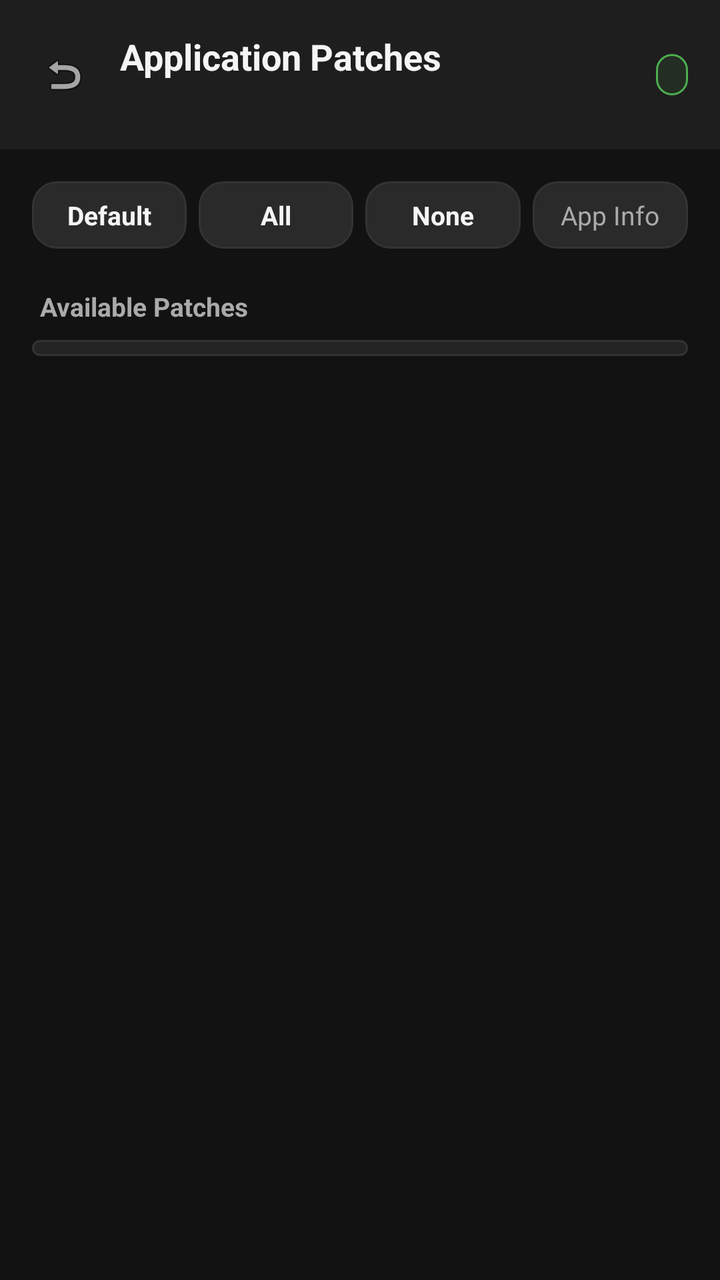
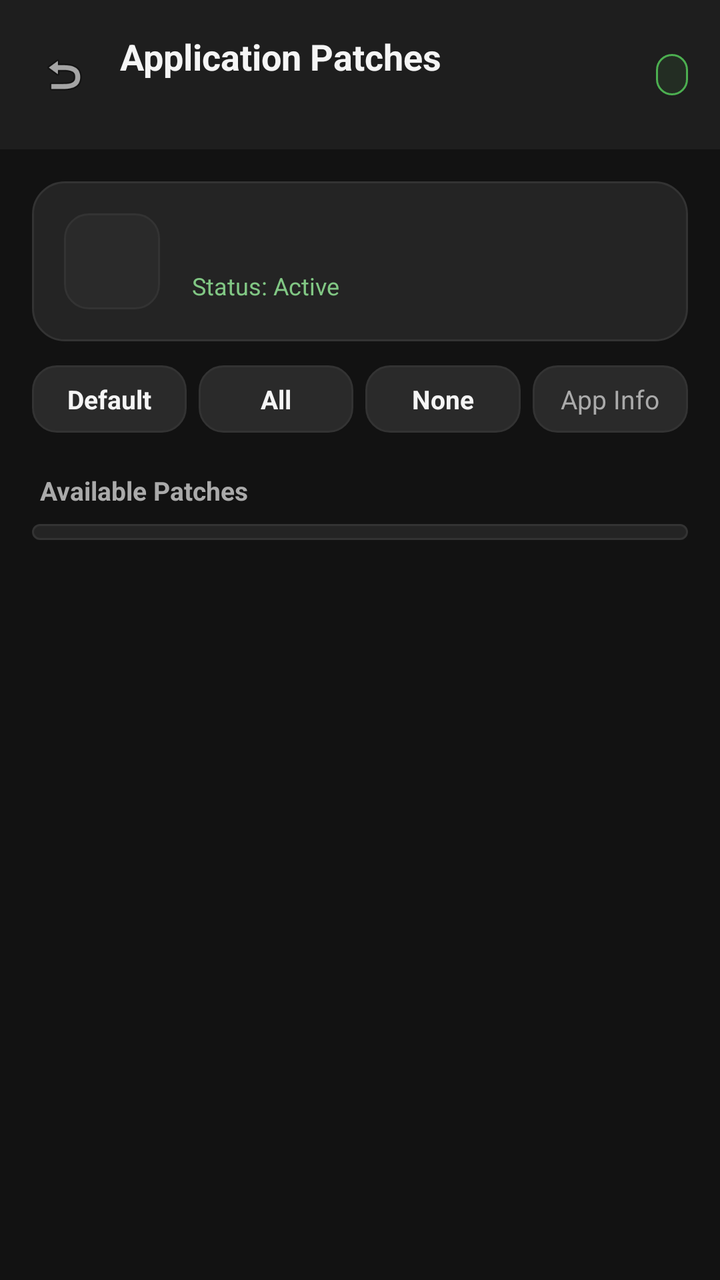

Screens rendered from an Android XML layout before and after an edit, with the pre-edit source and the edit as a unified diff.
<!-- AndroidManifest.xml: activity theme SettingsTheme -->
<!-- res/layout/activity_app_patch_settings.xml -->
<?xml version="1.0" encoding="utf-8"?>
<LinearLayout xmlns:android="http://schemas.android.com/apk/res/android"
    android:layout_width="match_parent"
    android:layout_height="match_parent"
    android:background="@color/ksu_bg"
    android:fitsSystemWindows="true"
    android:orientation="vertical">

    
    <LinearLayout
        android:layout_width="match_parent"
        android:layout_height="wrap_content"
        android:background="@color/ksu_surface"
        android:gravity="center_vertical"
        android:orientation="horizontal"
        android:paddingStart="16dp"
        android:paddingTop="16dp"
        android:paddingEnd="16dp"
        android:paddingBottom="16dp">

        <ImageView
            android:id="@+id/btn_back"
            android:layout_width="32dp"
            android:layout_height="32dp"
            android:background="?android:attr/selectableItemBackgroundBorderless"
            android:clickable="true"
            android:contentDescription="Back"
            android:focusable="true"
            android:padding="4dp"
            android:src="@android:drawable/ic_menu_revert" />

        <LinearLayout
            android:layout_width="0dp"
            android:layout_height="wrap_content"
            android:layout_marginStart="12dp"
            android:layout_weight="1"
            android:orientation="vertical">

            <TextView
                android:id="@+id/patch_header_title"
                android:layout_width="wrap_content"
                android:layout_height="wrap_content"
                android:text="Application Patches"
                android:textColor="@color/ksu_text_primary"
                android:textSize="18sp"
                android:textStyle="bold" />

            <TextView
                android:id="@+id/patch_header_pkg"
                android:layout_width="wrap_content"
                android:layout_height="wrap_content"
                android:layout_marginTop="2dp"
                android:textColor="@color/ksu_text_muted"
                android:textSize="12sp" />
        </LinearLayout>

        <TextView
            android:id="@+id/patch_header_count"
            android:layout_width="wrap_content"
            android:layout_height="wrap_content"
            android:background="@drawable/ksu_pill_bg"
            android:textColor="@color/ksu_accent"
            android:textSize="11sp"
            android:textStyle="bold" />
    </LinearLayout>

    <ScrollView
        android:layout_width="match_parent"
        android:layout_height="match_parent"
        android:fillViewport="true">

        <LinearLayout
            android:layout_width="match_parent"
            android:layout_height="wrap_content"
            android:orientation="vertical"
            android:padding="16dp">

            
            <LinearLayout
                android:layout_width="match_parent"
                android:layout_height="wrap_content"
                android:gravity="center_vertical"
                android:orientation="horizontal">

                <TextView
                    android:id="@+id/btn_default_patches"
                    android:layout_width="0dp"
                    android:layout_height="wrap_content"
                    android:layout_weight="1"
                    android:layout_marginEnd="6dp"
                    android:background="@drawable/ksu_btn_bg"
                    android:clickable="true"
                    android:focusable="true"
                    android:gravity="center"
                    android:text="Default"
                    android:textColor="@color/ksu_text_primary"
                    android:textSize="13sp"
                    android:textStyle="bold" />

                <TextView
                    android:id="@+id/btn_all_patches"
                    android:layout_width="0dp"
                    android:layout_height="wrap_content"
                    android:layout_weight="1"
                    android:layout_marginEnd="6dp"
                    android:background="@drawable/ksu_btn_bg"
                    android:clickable="true"
                    android:focusable="true"
                    android:gravity="center"
                    android:text="All"
                    android:textColor="@color/ksu_text_primary"
                    android:textSize="13sp"
                    android:textStyle="bold" />

                <TextView
                    android:id="@+id/btn_none_patches"
                    android:layout_width="0dp"
                    android:layout_height="wrap_content"
                    android:layout_weight="1"
                    android:layout_marginEnd="6dp"
                    android:background="@drawable/ksu_btn_bg"
                    android:clickable="true"
                    android:focusable="true"
                    android:gravity="center"
                    android:text="None"
                    android:textColor="@color/ksu_text_primary"
                    android:textSize="13sp"
                    android:textStyle="bold" />

                <TextView
                    android:id="@+id/btn_app_info"
                    android:layout_width="0dp"
                    android:layout_height="wrap_content"
                    android:layout_weight="1"
                    android:background="@drawable/ksu_btn_bg"
                    android:clickable="true"
                    android:focusable="true"
                    android:gravity="center"
                    android:text="App Info"
                    android:textColor="@color/ksu_text_secondary"
                    android:textSize="13sp" />
            </LinearLayout>

            <TextView
                android:layout_width="wrap_content"
                android:layout_height="wrap_content"
                android:layout_marginStart="4dp"
                android:layout_marginTop="20dp"
                android:layout_marginBottom="8dp"
                android:text="Available Patches"
                android:textColor="@color/ksu_text_secondary"
                android:textSize="13sp"
                android:textStyle="bold" />

            
            <LinearLayout
                android:id="@+id/container_patches"
                android:layout_width="match_parent"
                android:layout_height="wrap_content"
                android:background="@drawable/ksu_card_bg"
                android:orientation="vertical"
                android:paddingTop="4dp"
                android:paddingBottom="4dp" />

        </LinearLayout>
    </ScrollView>

</LinearLayout>
<!-- resources referenced by this layout -->
<resources>
  <color name="ksu_accent">#FF4CAF50</color>
  <color name="ksu_bg">#FF121212</color>
  <color name="ksu_surface">#FF1E1E1E</color>
  <color name="ksu_text_muted">#FF707070</color>
  <color name="ksu_text_primary">#FFF5F5F5</color>
  <color name="ksu_text_secondary">#FFAAAAAA</color>
  <!-- drawable ksu_btn_bg (drawable) -->
  <?xml version="1.0" encoding="utf-8"?>
  <shape xmlns:android="http://schemas.android.com/apk/res/android"
      android:shape="rectangle">
      <solid android:color="@color/ksu_surface_variant" />
      <stroke
          android:width="1dp"
          android:color="@color/ksu_card_stroke" />
      <corners android:radius="12dp" />
      <padding
          android:left="14dp"
          android:top="8dp"
          android:right="14dp"
          android:bottom="8dp" />
  </shape>
  <!-- drawable ksu_card_bg (drawable) -->
  <?xml version="1.0" encoding="utf-8"?>
  <shape xmlns:android="http://schemas.android.com/apk/res/android"
      android:shape="rectangle">
      <solid android:color="@color/ksu_card" />
      <stroke
          android:width="1dp"
          android:color="@color/ksu_card_stroke" />
      <corners android:radius="16dp" />
  </shape>
  <!-- drawable ksu_pill_bg (drawable) -->
  <?xml version="1.0" encoding="utf-8"?>
  <shape xmlns:android="http://schemas.android.com/apk/res/android"
      android:shape="rectangle">
      <solid android:color="@color/ksu_accent_container" />
      <stroke
          android:width="1dp"
          android:color="@color/ksu_accent" />
      <corners android:radius="8dp" />
      <padding
          android:left="8dp"
          android:top="3dp"
          android:right="8dp"
          android:bottom="3dp" />
  </shape>
  <style name="SettingsTheme" parent="android:Theme.DeviceDefault.Settings">
          <item name="android:fitsSystemWindows">true</item>
          <item name="android:singleLineTitle">false</item>
          <item name="android:windowBackground">@color/speed_bg_dark</item>
          <item name="android:colorAccent">@color/speed_accent</item>
          <item name="android:listDivider">@null</item>
      </style>
  <color name="ksu_surface_variant">#FF2A2A2A</color>
  <color name="ksu_card_stroke">#FF333333</color>
  <color name="ksu_card">#FF242424</color>
  <color name="ksu_accent_container">#1A4CAF50</color>
  <color name="speed_bg_dark">#FF121212</color>
  <color name="speed_accent">#FF4CAF50</color>
</resources>

<!-- the commit's change to res/layout/activity_app_patch_settings.xml (unified diff, before → after) -->
@@ -79,6 +79,64 @@
             <LinearLayout
                 android:layout_width="match_parent"
                 android:layout_height="wrap_content"
+                android:background="@drawable/ksu_card_bg"
+                android:gravity="center_vertical"
+                android:orientation="horizontal"
+                android:padding="16dp">
+
+                <FrameLayout
+                    android:layout_width="48dp"
+                    android:layout_height="48dp">
+
+                    <ImageView
+                        android:id="@+id/profile_app_icon"
+                        android:layout_width="48dp"
+                        android:layout_height="48dp"
+                        android:scaleType="fitCenter"
+                        android:visibility="gone" />
+
+                    <TextView
+                        android:id="@+id/profile_app_avatar"
+                        android:layout_width="48dp"
+                        android:layout_height="48dp"
+                        android:background="@drawable/ksu_btn_bg"
+                        android:gravity="center"
+                        android:textColor="@color/ksu_accent"
+                        android:textSize="20sp"
+                        android:textStyle="bold" />
+                </FrameLayout>
+
+                <LinearLayout
+                    android:layout_width="0dp"
+                    android:layout_height="wrap_content"
+                    android:layout_marginStart="16dp"
+                    android:layout_weight="1"
+                    android:orientation="vertical">
+
+                    <TextView
+                        android:id="@+id/profile_app_name"
+                        android:layout_width="wrap_content"
+                        android:layout_height="wrap_content"
+                        android:textColor="@color/ksu_text_primary"
+                        android:textSize="17sp"
+                        android:textStyle="bold" />
+
+                    <TextView
+                        android:id="@+id/profile_app_version"
+                        android:layout_width="wrap_content"
+                        android:layout_height="wrap_content"
+                        android:layout_marginTop="2dp"
+                        android:text="Status: Active"
+                        android:textColor="@color/ksu_accent_light"
+                        android:textSize="12sp" />
+                </LinearLayout>
+            </LinearLayout>
+
+            
+            <LinearLayout
+                android:layout_width="match_parent"
+                android:layout_height="wrap_content"
+                android:layout_marginTop="12dp"
                 android:gravity="center_vertical"
                 android:orientation="horizontal">
 
<!-- resource entries referenced after the edit -->
@@ -1,6 +1,7 @@
 <!-- resources referenced by this layout -->
 <resources>
   <color name="ksu_accent">#FF4CAF50</color>
+  <color name="ksu_accent_light">#FF81C784</color>
   <color name="ksu_bg">#FF121212</color>
   <color name="ksu_surface">#FF1E1E1E</color>
   <color name="ksu_text_muted">#FF707070</color>
